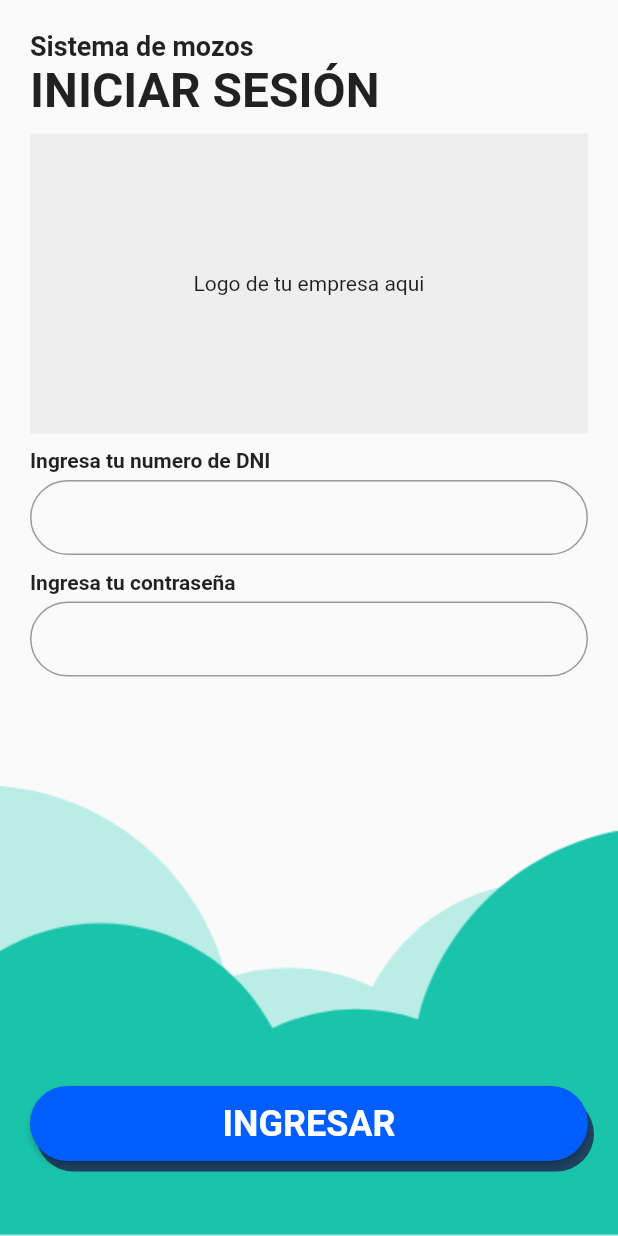
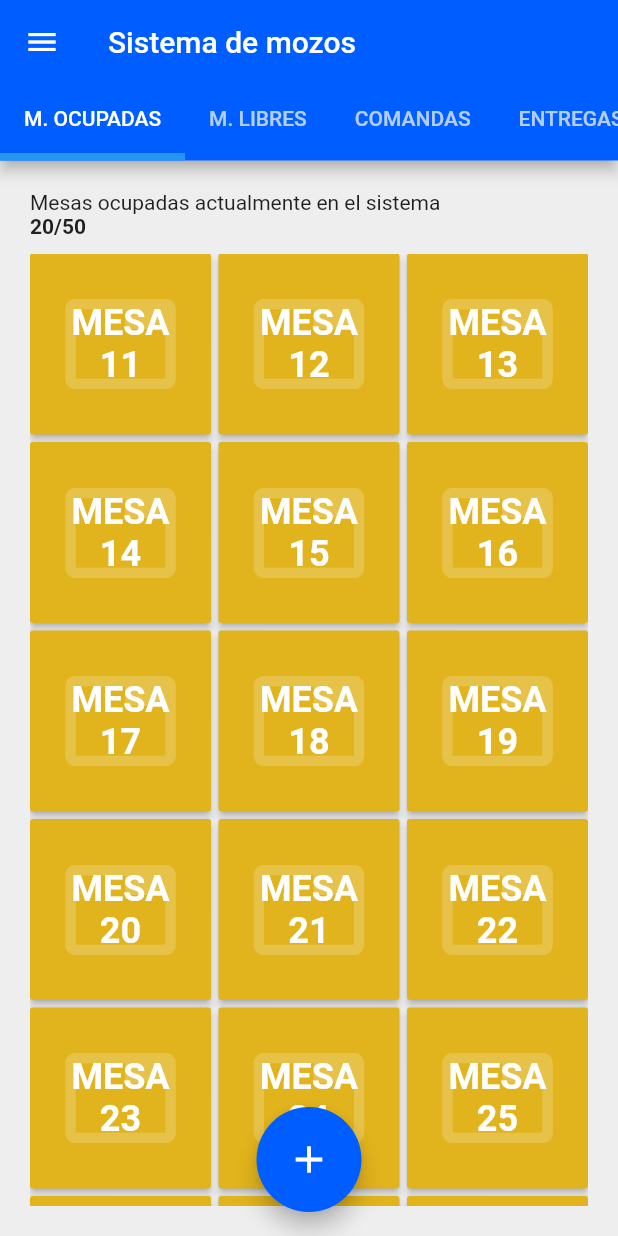
Before and after one commit to Bguillenn/rest_mozo_app, a Flutter app: the screen it shows after launch, after a tap on "INGRESAR", on a phone screen of 412 x 824 dp. Run offline on Flutter 3.47's test engine with Material 2 defaults, Android fonts, the phone set to English and light mode, and no system bars; our stand-ins replace animate_do; network calls fail.

Commit message:
Ultimo commir :(

```diff
--- a/lib/main.dart
+++ b/lib/main.dart
@@ -1,5 +1,11 @@
 import 'package:flutter/material.dart';
+import 'package:rest_mozo_app/src/pages/comanda_page.dart';
+
+//Routes import
 import 'package:rest_mozo_app/src/pages/login_page.dart';
+import 'package:rest_mozo_app/src/pages/menu_page.dart';
+import 'package:rest_mozo_app/src/pages/mesas_page.dart';
+import 'package:rest_mozo_app/src/pages/nueva_comanda_page.dart';
 
 void main() => runApp(MyApp());
 
@@ -12,7 +18,14 @@ class MyApp extends StatelessWidget {
       initialRoute: 'login',
       routes: {
         'login': (BuildContext context) => LoginPage(),
+        'mesas': (BuildContext context) => MesasPage(),
+        'nueva_comanda': (BuildContext context) => NuevaComandaPage(),
+        'comanda': (BuildContext context) => ComandaPage(),
+        'menu' : (BuildContext context) => MenuPage(),
       },
+      theme: ThemeData(
+        primaryColor: Color.fromRGBO(0,93,255,1.0)
+      ),
     );
   }
 }
--- /dev/null
+++ b/lib/src/bloc/MesasBloc.dart
@@ -0,0 +1,66 @@
+import 'dart:async';
+
+//My imports
+import 'package:rest_mozo_app/src/models/Mesa.dart';
+
+final MESAS_LIBRES =  [
+    Mesa(mesCap: 4, mesCod: 1, mesDis: true),
+    Mesa(mesCap: 4, mesCod: 2, mesDis: true),
+    Mesa(mesCap: 4, mesCod: 3, mesDis: true),
+    Mesa(mesCap: 4, mesCod: 4, mesDis: true),
+    Mesa(mesCap: 4, mesCod: 5, mesDis: true),
+    Mesa(mesCap: 4, mesCod: 6, mesDis: true),
+    Mesa(mesCap: 4, mesCod: 7, mesDis: true),
+    Mesa(mesCap: 4, mesCod: 8, mesDis: true),
+    Mesa(mesCap: 4, mesCod: 9, mesDis: true),
+    Mesa(mesCap: 4, mesCod: 10, mesDis: true),
+  ];
+final MESAS_OCUPADAS = [
+    Mesa(mesCap: 4, mesCod: 11, mesDis: false),
+    Mesa(mesCap: 4, mesCod: 12, mesDis: false),
+    Mesa(mesCap: 4, mesCod: 13, mesDis: false),
+    Mesa(mesCap: 4, mesCod: 14, mesDis: false),
+    Mesa(mesCap: 4, mesCod: 15, mesDis: false),
+    Mesa(mesCap: 4, mesCod: 16, mesDis: false),
+    Mesa(mesCap: 4, mesCod: 17, mesDis: false),
+    Mesa(mesCap: 4, mesCod: 18, mesDis: false),
+    Mesa(mesCap: 4, mesCod: 19, mesDis: false),
+    Mesa(mesCap: 4, mesCod: 20, mesDis: false),
+    Mesa(mesCap: 4, mesCod: 21, mesDis: false),
+    Mesa(mesCap: 4, mesCod: 22, mesDis: false),
+    Mesa(mesCap: 4, mesCod: 23, mesDis: false),
+    Mesa(mesCap: 4, mesCod: 24, mesDis: false),
+    Mesa(mesCap: 4, mesCod: 25, mesDis: false),
+    Mesa(mesCap: 4, mesCod: 26, mesDis: false),
+    Mesa(mesCap: 4, mesCod: 28, mesDis: false),
+    Mesa(mesCap: 4, mesCod: 29, mesDis: false),
+    Mesa(mesCap: 4, mesCod: 30, mesDis: false),
+    Mesa(mesCap: 4, mesCod: 31, mesDis: false),
+    Mesa(mesCap: 4, mesCod: 32, mesDis: false),
+  ];
+
+class MesasBloc{
+
+  Stream<List<Mesa>> get mesasLibresStream async*{
+    final List<Mesa> mesasLibres = [];
+
+    for (Mesa mesa in MESAS_LIBRES){
+    //  await Future.delayed(Duration(milliseconds: 300));
+      mesasLibres.add(mesa);
+      yield mesasLibres;
+    }
+  }
+
+  Stream<List<Mesa>> get mesasOcupadasStream async* {
+    final List<Mesa> mesasOcupadas = [];
+
+    for(Mesa mesa in MESAS_OCUPADAS){
+      //await Future.delayed(Duration(milliseconds: 300));
+      mesasOcupadas.add(mesa);
+      yield mesasOcupadas;
+    }
+  }
+
+
+
+}
--- /dev/null
+++ b/lib/src/models/Mesa.dart
@@ -0,0 +1,33 @@
+// To parse this JSON data, do
+//
+//     final mesa = mesaFromJson(jsonString);
+
+import 'dart:convert';
+
+Mesa mesaFromJson(String str) => Mesa.fromJson(json.decode(str));
+
+String mesaToJson(Mesa data) => json.encode(data.toJson());
+
+class Mesa {
+    Mesa({
+        this.mesCod,
+        this.mesCap,
+        this.mesDis,
+    });
+
+    int mesCod;
+    int mesCap;
+    bool mesDis;
+
+    factory Mesa.fromJson(Map<String, dynamic> json) => Mesa(
+        mesCod: json["MesCod"],
+        mesCap: json["MesCap"],
+        mesDis: json["MesDis"],
+    );
+
+    Map<String, dynamic> toJson() => {
+        "MesCod": mesCod,
+        "MesCap": mesCap,
+        "MesDis": mesDis,
+    };
+}
--- a/lib/src/pages/login_page.dart
+++ b/lib/src/pages/login_page.dart
@@ -37,7 +37,7 @@ class LoginPage extends StatelessWidget {
                           style: TextStyle(fontSize: 14.0, color: Colors.red)),
                       ),
                       Expanded(child: SizedBox()),
-                      createSubmitButton(),
+                      createSubmitButton(context),
                       SizedBox(height: 30.0),
                 ])
 
@@ -79,7 +79,7 @@ class LoginPage extends StatelessWidget {
     );
   }
 
-  Widget createSubmitButton(){
+  Widget createSubmitButton(BuildContext context){
     return Container(
       width: double.infinity,
       height: 50.0,
@@ -94,7 +94,9 @@ class LoginPage extends StatelessWidget {
       ),
       child: RaisedButton(
         color: Color.fromRGBO(0, 93, 255, 1),
-        onPressed: () { print("Probando"); },
+        onPressed: () {
+          Navigator.pushReplacementNamed(context, 'mesas');
+        },
         child: Text('INGRESAR', style: TextStyle(fontSize: 24.0, fontWeight: FontWeight.bold, color: Colors.white)),
         shape: new RoundedRectangleBorder(
           borderRadius: new BorderRadius.circular(50.0),
--- /dev/null
+++ b/lib/src/pages/mesas_ocu_page.dart
@@ -0,0 +1,72 @@
+import 'package:flutter/material.dart';
+import 'package:animate_do/animate_do.dart';
+import 'package:rest_mozo_app/src/bloc/MesasBloc.dart';
+import 'package:rest_mozo_app/src/models/Mesa.dart';
+
+class MesasOcupadasPage extends StatelessWidget {
+
+  final mesasBloc = new MesasBloc();
+
+
+  @override
+  Widget build(BuildContext context) {
+    return Container(
+      decoration: BoxDecoration(color: Color.fromRGBO(238,238,238, 1.0)),
+      padding: EdgeInsets.all(20.0),
+      child: Column(
+        crossAxisAlignment: CrossAxisAlignment.start,
+        children: [
+          Text('Mesas ocupadas actualmente en el sistema', style: TextStyle(fontSize: 14.0)),
+          Text('20/50', style: TextStyle(fontSize: 14.0, fontWeight: FontWeight.bold)),
+          SizedBox(height: 10.0),
+          Expanded(
+            child: StreamBuilder(
+              stream: mesasBloc.mesasOcupadasStream ,
+              builder: (BuildContext context, AsyncSnapshot<List<Mesa>> snapshot){
+                final mesasOcupadas = snapshot.data ?? [];
+
+                return createGridView(context, mesasOcupadas);
+
+              },
+            ),
+          ),
+        ]
+      ),
+    );
+  }
+
+  //TODO: Make reactive
+  Widget createGridView(BuildContext context, List<Mesa> mesas){
+
+    return GridView.builder(
+      itemCount: mesas.length,
+      gridDelegate: SliverGridDelegateWithFixedCrossAxisCount(
+                  crossAxisCount: 3,
+                  crossAxisSpacing: 5.0,
+                  mainAxisSpacing: 5.0,
+        ),
+      itemBuilder: (BuildContext context, int index) {
+        return BounceInDown(
+         // delay: Duration(milliseconds: 100),
+          child: createGridCard(context, mesas[index])
+        );
+      },
+    );
+  }
+
+  Widget createGridCard(context, Mesa mesa) {
+    return RaisedButton(
+      onPressed: (){
+        Navigator.pushNamed(context, 'comanda', arguments: 1);
+      },
+      child: Stack(
+        alignment: Alignment.center,
+        children: [
+          Icon(Icons.tab, color: Color.fromRGBO(255,255,255,0.2), size: 80.0),
+          Text('MESA ${mesa.mesCod}', style: TextStyle(color: Colors.white, fontSize: 24.0, fontWeight: FontWeight.bold), textAlign: TextAlign.center),
+        ],
+      ),
+      color: Color.fromRGBO(225,179,28,1.0),
+    );
+  }
+}
--- /dev/null
+++ b/lib/src/pages/mesas_page.dart
@@ -0,0 +1,143 @@
+import 'package:flutter/material.dart';
+import 'package:rest_mozo_app/src/pages/entregas_page.dart';
+import 'package:rest_mozo_app/src/pages/mesas_lib_page.dart';
+import 'package:rest_mozo_app/src/pages/mesas_ocu_page.dart';
+
+import 'comandas_activas_page.dart';
+
+class MesasPage extends StatelessWidget {
+  const MesasPage({Key key}) : super(key: key);
+
+  @override
+  Widget build(BuildContext context) {
+    return DefaultTabController(
+      length: 4,
+      child: Scaffold(
+        drawer: createDrawer(context),
+        appBar: createAppBar(),
+        body: TabBarView(
+          children: [
+            //TODO: Crear archivos independientes para cada vista
+            MesasOcupadasPage(),
+            MesasLibresPage(),
+            ComandasActivasPage(),
+            EntregasPage(),
+          ]
+        ),
+        floatingActionButton: createFloatingActionButton(context),
+        floatingActionButtonLocation: FloatingActionButtonLocation.centerFloat,
+      ),
+    );
+  }
+
+
+  Widget createFloatingActionButton(BuildContext context){
+    var fb =  FloatingActionButton(
+      onPressed: () => Navigator.pushNamed(context, 'nueva_comanda'),
+      child: Icon(Icons.add),
+      backgroundColor:Color.fromRGBO(0,93,255,1.0),
+    );
+
+    return Container(
+      height: 70.0,
+      width: 70.0,
+      child: FittedBox(
+        child: fb,
+      )
+    );
+  }
+
+  Widget createAppBar() {
+    return AppBar(
+          title: Text('Sistema de mozos'),
+         // backgroundColor: Color.fromRGBO(0,93,255,1.0),
+          bottom: TabBar(
+            isScrollable: true,
+            indicatorWeight: 5.0,
+            tabs: [
+              Tab(text: 'M. OCUPADAS'),
+              Tab(text: 'M. LIBRES'),
+              Tab(text: 'COMANDAS'),
+              Tab(text: 'ENTREGAS'),
+            ]
+          )
+        );
+  }
+
+  Widget createDrawer(BuildContext context){
+    return Drawer(
+      child: ListView(
+        padding: EdgeInsets.zero,
+        children: [
+          createDrawerHeader(),
+          ListTile(
+            title: Text('Menú del dia'),
+            leading: Icon(Icons.menu_book),
+            onTap: () {
+              //TODO: Redireccionar a configuracion del perfil
+              Navigator.pushNamed(context, 'menu');
+            },
+          ),
+          ListTile(
+            title: Text('Configurar mi perfil'),
+            leading: Icon(Icons.person),
+            onTap: () {
+              //TODO: Redireccionar a configuracion del perfil
+              Navigator.pop(context);
+            },
+          ),
+          ListTile(
+            title: Text('Cerrar Sesión', style: TextStyle(color: Colors.white)),
+            leading: Icon(Icons.exit_to_app, color: Colors.white,),
+            tileColor: Color.fromRGBO(255,81,81,1.0),
+            onTap: () {
+              //TODO: Redireccionar a configuracion del perfil
+              Navigator.pushReplacementNamed(context, 'login');
+            },
+          ),
+        ]
+      ),
+    );
+  }
+
+  Widget createDrawerHeader(){
+    const txtNameStyle = TextStyle(fontSize: 14.0, fontWeight: FontWeight.bold, color: Colors.white);
+
+    return DrawerHeader(
+            child: Center(
+              child: Row(
+                crossAxisAlignment: CrossAxisAlignment.center,
+                mainAxisAlignment: MainAxisAlignment.start,
+                children: [
+                  ClipRRect(
+                    borderRadius: BorderRadius.circular(100.0),
+                    child: FadeInImage.assetNetwork(
+                      fit: BoxFit.cover,
+                      width: 120.0,
+                      height: 120.0,
+                      placeholder: 'assets/load-image.gif',
+                      image: 'https://s3.amazonaws.com/arc-authors/washpost/e8d90017-3451-40a4-a668-901221acbb76.png',
+                    ),
+
+                  ),
+                  SizedBox(width: 10.0),
+                  Column(
+                    crossAxisAlignment: CrossAxisAlignment.start,
+                    mainAxisAlignment: MainAxisAlignment.center,
+                    children: [
+                      Text('Brayan Fernando',
+                      style: txtNameStyle, textAlign: TextAlign.left, overflow: TextOverflow.ellipsis),
+                      Text('Guillen Nakagawa',
+                      style: txtNameStyle, textAlign: TextAlign.left, overflow: TextOverflow.ellipsis),
+                      Text('Mozo', style: TextStyle(fontSize: 14.0, color: Colors.white), textAlign: TextAlign.left)
+                    ]
+                  ),
+                ]
+              ),
+            ),
+            decoration: BoxDecoration(
+              color: Color.fromRGBO(0,93,255,1.0)
+            ),
+          );
+  }
+}
--- a/pubspec.yaml
+++ b/pubspec.yaml
@@ -28,6 +28,8 @@ dependencies:
   # The following adds the Cupertino Icons font to your application.
   # Use with the CupertinoIcons class for iOS style icons.
   cupertino_icons: ^1.0.0
+  animate_do: ^1.7.5
+  http:
 
 dev_dependencies:
   flutter_test:
@@ -47,6 +49,7 @@ flutter:
   # To add assets to your application, add an assets section, like this:
   assets:
     - assets/login_bg.png
+    - assets/load-image.gif
 
   # An image asset can refer to one or more resolution-specific "variants", see
   # https://flutter.dev/assets-and-images/#resolution-aware.
```
Also changed, not shown: lib/src/models/Comanda.dart (added, +42 -0 lines), lib/src/pages/comanda_page.dart (added, +117 -0 lines), lib/src/pages/comandas_activas_page.dart (added, +22 -0 lines), lib/src/pages/entregas_page.dart (added, +22 -0 lines), lib/src/pages/menu_page.dart (added, +25 -0 lines), lib/src/pages/mesas_lib_page.dart (added, +68 -0 lines), lib/src/pages/nueva_comanda_page.dart (added, +83 -0 lines), assets/load-image.gif (added), pubspec.lock.
